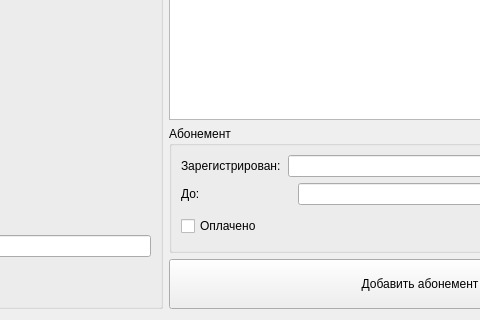
Monstruos/Course_projects, file 3_course/1_part/VPandHCI/DB/userdata.ui: the form before one commit; both pictures show x 350 to 830 and y 368 to 688 of the 1032 by 688 pixel window.
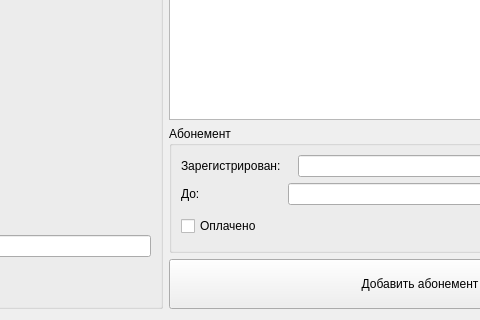
The form after the commit.

Patch:
```diff
--- a/3_course/1_part/VPandHCI/DB/userdata.ui
+++ b/3_course/1_part/VPandHCI/DB/userdata.ui
@@ -180,7 +180,7 @@
                      <widget class="QLabel" name="abonDurFromLabel">
                       <property name="minimumSize">
                        <size>
-                        <width>101</width>
+                        <width>111</width>
                         <height>0</height>
                        </size>
                       </property>
@@ -200,7 +200,7 @@
                      <widget class="QLabel" name="abonDurToLabel">
                       <property name="minimumSize">
                        <size>
-                        <width>111</width>
+                        <width>101</width>
                         <height>0</height>
                        </size>
                       </property>
```
